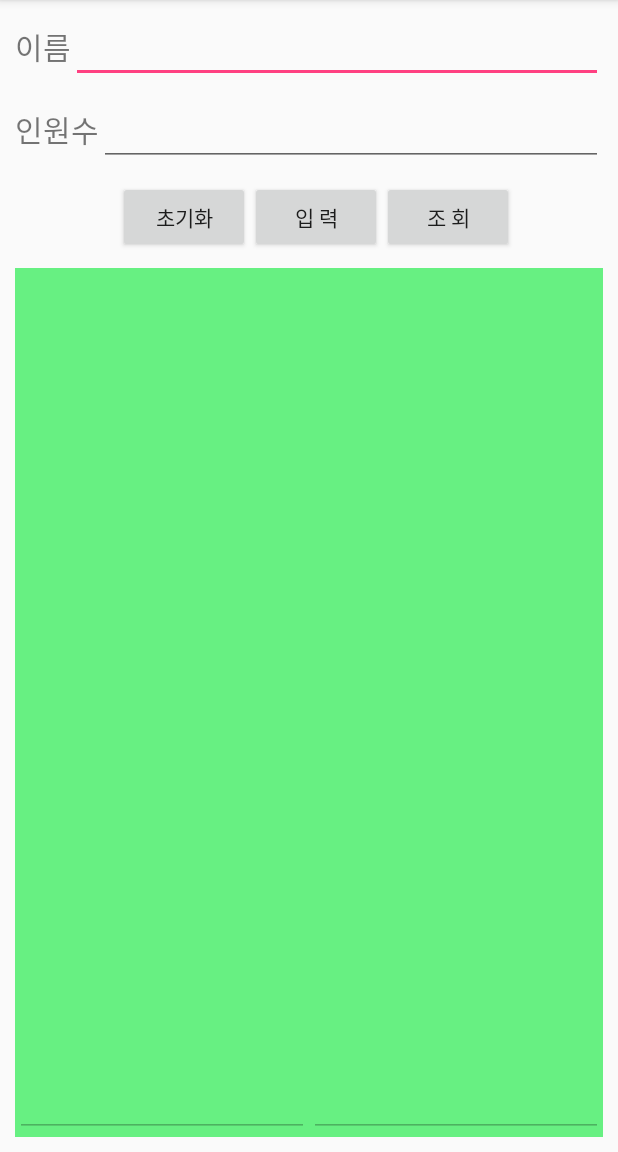
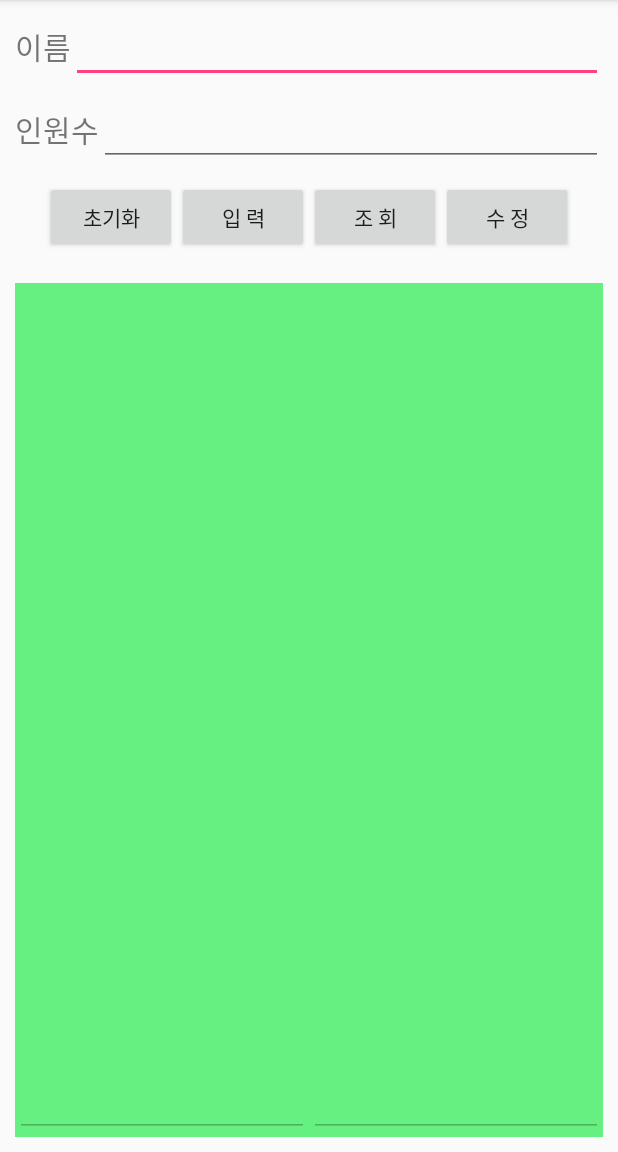
Before and after one commit to Kimsoeon/DBEx, an Android app: the screen it shows after launch (MainActivity), after a tap on "초기화", on a phone screen of 412 x 824 dp, the part 84-1236 px from its top. Run offline under Robolectric (Android 15) with nearby library versions, the phone set to English and light mode, and no system bars.

Commit message:
#5-1 Init Button Completion

```diff
--- a/app/src/main/java/soeonkim/kr/hs/emirim/dbex/MainActivity.java
+++ b/app/src/main/java/soeonkim/kr/hs/emirim/dbex/MainActivity.java
@@ -12,7 +12,7 @@ import android.widget.EditText;
 import android.widget.Toast;
 
 public class MainActivity extends AppCompatActivity {
-    Button but_init, but_insert, but_select;
+    Button but_init, but_insert, but_select, but_modify;
     EditText edit_group_name,edit_group_count,edit_result_name,edit_result_count;
     MyDBHelper myHelper;
     SQLiteDatabase sqlDB;
@@ -23,11 +23,13 @@ public class MainActivity extends AppCompatActivity {
         setContentView(R.layout.activity_main);
         but_init = (Button)findViewById(R.id.but_init);
         but_insert = (Button)findViewById(R.id.but_insert);
-        but_select = (Button)findViewById(R.id.but_select)
+        but_select = (Button)findViewById(R.id.but_select);
+        but_modify = (Button)findViewById(R.id.but_modify);
         edit_group_name = (EditText)findViewById(R.id.edit_group_name);
         edit_group_count = (EditText)findViewById(R.id.edit_group_count);
         edit_result_name = (EditText)findViewById(R.id.edit_result_name);
         edit_result_count = (EditText)findViewById(R.id.edit_result_count);
+
 
         //DB생성
         myHelper = new MyDBHelper(this);
@@ -35,6 +37,8 @@ public class MainActivity extends AppCompatActivity {
         but_init.setOnClickListener(new View.OnClickListener() {
             @Override
             public void onClick(View v) {
+                edit_result_name.setText("");
+                edit_result_count.setText("");
                 sqlDB = myHelper.getWritableDatabase();
                 myHelper.onUpgrade(sqlDB, 1,2);
                 sqlDB.close();
@@ -48,6 +52,8 @@ public class MainActivity extends AppCompatActivity {
                 sqlDB.execSQL(sql);
                 sqlDB.close();
                 Toast.makeText(MainActivity.this,"저장됨",Toast.LENGTH_LONG).show();
+                edit_group_name.setText("");
+                edit_group_count.setText("");
             }
         });
         but_select.setOnClickListener(new View.OnClickListener() {
@@ -59,10 +65,22 @@ public class MainActivity extends AppCompatActivity {
                 String names = "Idol 이름" + "\r\n" + "=======" + "\r\n";
                 String counts = "Idol 인원수" + "\r\n" + "=======" + "\r\n";
                 while(cursor.moveToNext()){
-
+                    names += cursor.getString(0)+ "\r\n"; //첫번째 컬럼이 index 0
+                    counts += cursor.getInt(1)+ "\r\n";
                 }
+                edit_result_name.setText(names);
+                edit_result_count.setText(counts);
+                cursor.close();
+                sqlDB.close();
             }
         });
+        but_modify.setOnClickListener(new View.OnClickListener() {
+            @Override
+            public void onClick(View v) {
+
+            }
+        });
+
     }
     //내부 클래스 생성(Main액티비티에 있는 멤버 필드 사용 가능 = > 코드가 쉬워짐
     class MyDBHelper extends SQLiteOpenHelper{
@@ -73,13 +91,13 @@ public class MainActivity extends AppCompatActivity {
         // idolTable이라는 이름의 테이블 생성
         @Override
         public void onCreate(SQLiteDatabase db) {
-            String sql = "create table idolTable(idolName text not null primary key, idolCount integer)";
+            String sql = "create table idolTable(idolName text not null primary key, idolCount integer)";//프라이머리키는 중복입력 불가
             db.execSQL(sql);
         }
         // 이미 idolTable이 존재한다면 기존의 테이블을 삭제하고 새로 테이블을 만들 때 호출 (초기화버튼 눌렸을때)
         @Override
         public void onUpgrade(SQLiteDatabase db, int oldVersion, int newVersion) {
-            String sql = "drop table if exist idolTable";
+            String sql = "drop table if exists idolTable";
             db.execSQL(sql);
             onCreate(db);
         }
--- a/app/src/main/res/layout/activity_main.xml
+++ b/app/src/main/res/layout/activity_main.xml
@@ -44,8 +44,7 @@
     <LinearLayout
         android:layout_width="match_parent"
         android:layout_height="wrap_content"
-        android:layout_marginTop="10dp"
-        android:layout_marginLeft="10dp"
+        android:layout_margin="10dp"
         android:orientation="horizontal"
         android:gravity="center"
       >
@@ -64,6 +63,12 @@
             android:layout_width="wrap_content"
             android:layout_height="wrap_content"
             android:text="조 회"/>
+        <Button
+            android:id="@+id/but_modify"
+            android:layout_width="wrap_content"
+            android:layout_height="wrap_content"
+            android:text="수 정"
+            />
     </LinearLayout>
     <LinearLayout
         android:layout_width="match_parent"
```
